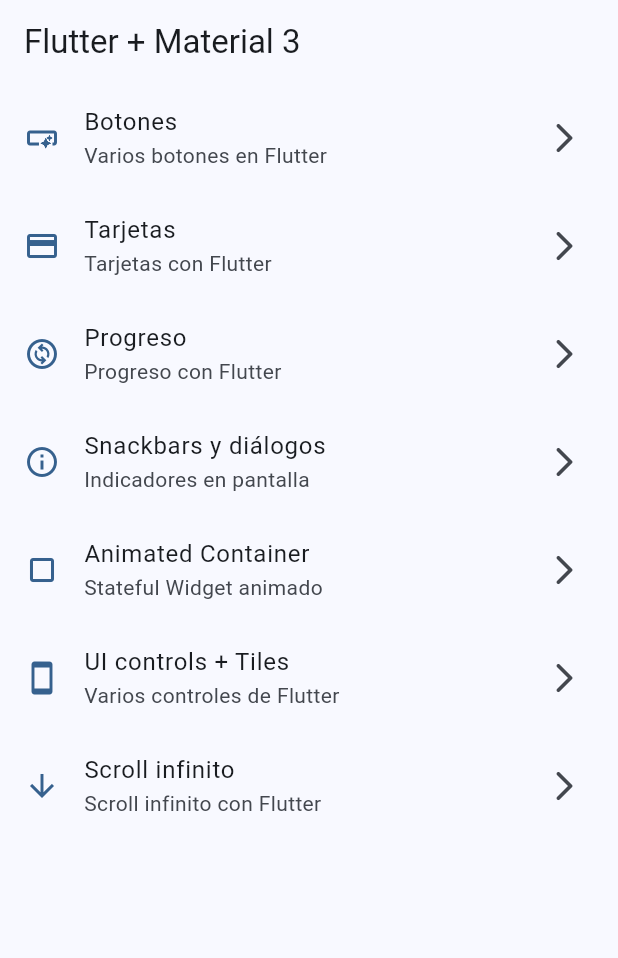
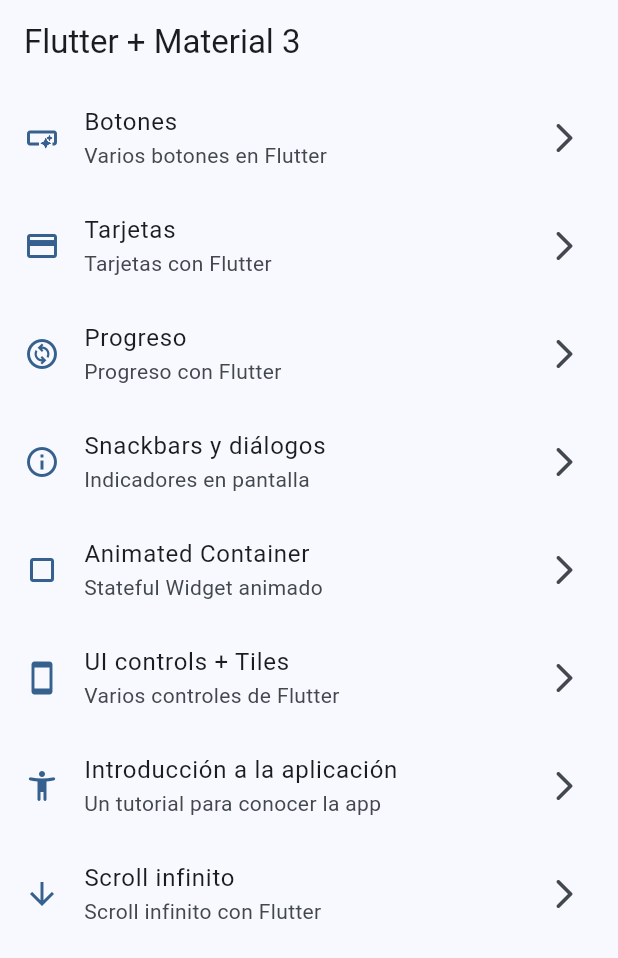
Before and after one commit to dazanez/widgets, a Flutter app: the screen it shows after launch, on a phone screen of 412 x 824 dp. Shown: the top 958 px of the screen. Run offline on Flutter 3.47's test engine with Material 3 defaults, Android fonts, the phone set to English and light mode, and no system bars; our stand-ins replace go_router.

Commit message:
Tutorial screen added

```diff
--- a/lib/config/menu/menu_items.dart
+++ b/lib/config/menu/menu_items.dart
@@ -46,6 +46,11 @@ const appMenuItems = <MenuItems>[
       link: Routes.uiControls,
       icon: Icons.stay_current_portrait_outlined),
   MenuItems(
+      title: 'Introducción a la aplicación',
+      subTitle: 'Un tutorial para conocer la app',
+      link: Routes.appTutorial,
+      icon: Icons.accessibility_new_rounded),
+  MenuItems(
       title: 'Scroll infinito',
       subTitle: 'Scroll infinito con Flutter',
       link: Routes.infiniteScroll,
--- a/lib/config/router/app_router.dart
+++ b/lib/config/router/app_router.dart
@@ -1,7 +1,6 @@
 import 'package:go_router/go_router.dart';
 import 'package:widgets_app/config/routes/routes.dart';
 import 'package:widgets_app/presentation/screens/screens.dart';
-import 'package:widgets_app/presentation/screens/snackbar/snackbar_screen.dart';
 
 // GoRouter configuration
 final appRouter = GoRouter(
```
